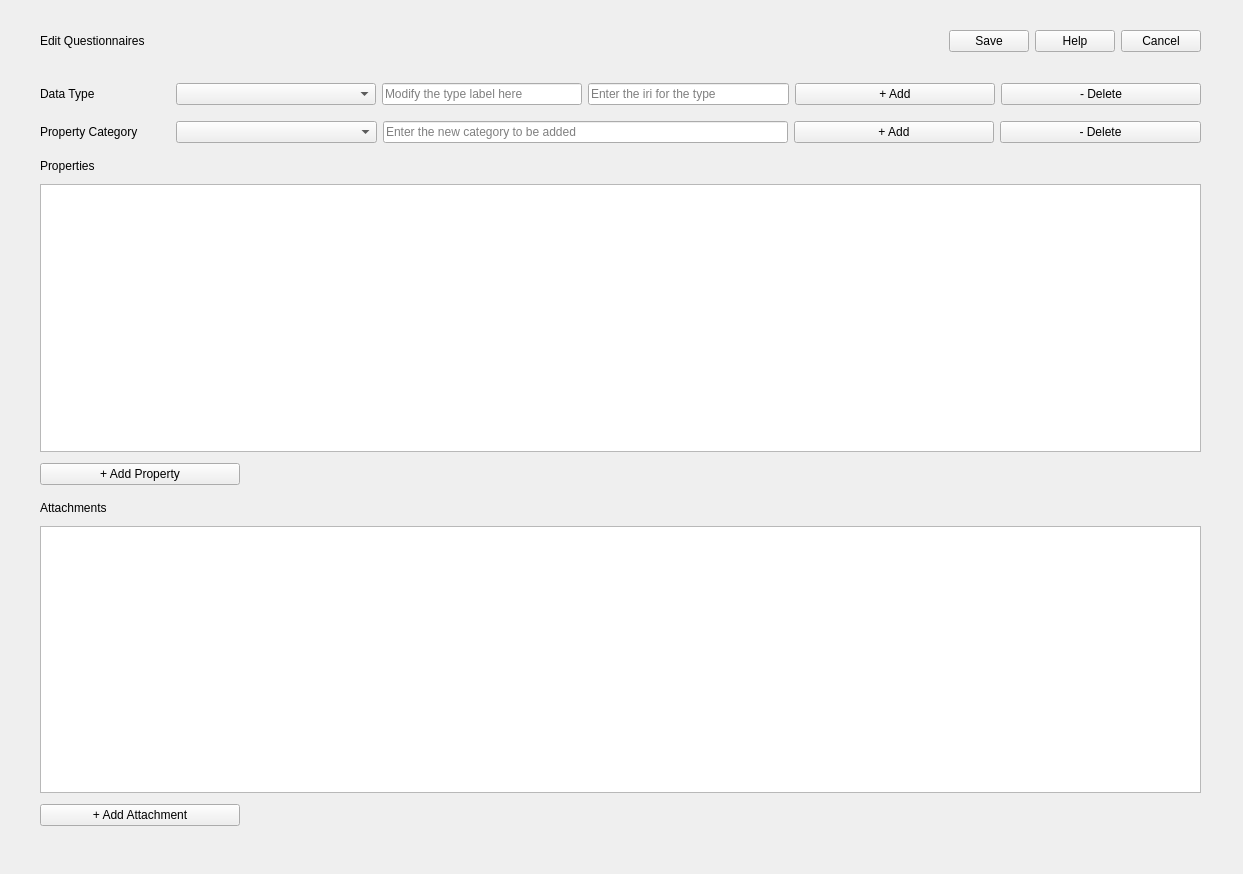
The window that pasta_eln/GUI/ontology_configuration/ontology_configuration.ui (PASTA-ELN/pasta-eln) describes before a commit, drawn with Qt 5.
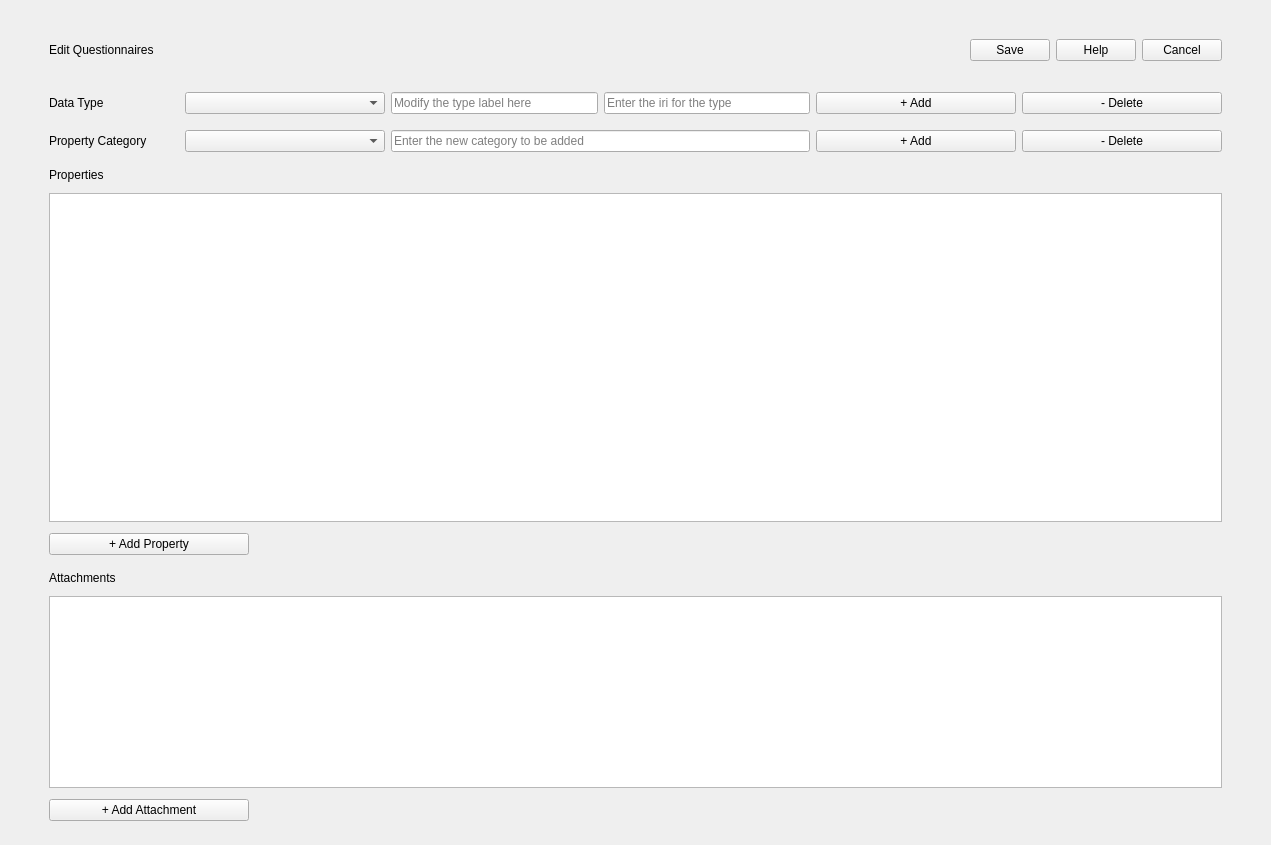
The same window after the commit.

Commit message: - Corrected the ontology_configuration.ui in QTDesigner to enable all the child elements to rescale during the main window rescale operation - Added warning icon and also the title to the message box in show_message function used by ontology editor. Changed the missing properties scenario to show a warning message - Minor refactorings

```diff
--- a/pasta_eln/GUI/ontology_configuration/ontology_configuration.ui
+++ b/pasta_eln/GUI/ontology_configuration/ontology_configuration.ui
@@ -6,8 +6,8 @@
    <rect>
     <x>0</x>
     <y>0</y>
-    <width>1243</width>
-    <height>874</height>
+    <width>1271</width>
+    <height>845</height>
    </rect>
   </property>
   <property name="windowTitle">
@@ -37,15 +37,8 @@
        <verstretch>0</verstretch>
       </sizepolicy>
      </property>
-     <widget class="QWidget" name="verticalLayoutWidget_2">
-      <property name="geometry">
-       <rect>
-        <x>0</x>
-        <y>0</y>
-        <width>1221</width>
-        <height>821</height>
-       </rect>
-      </property>
+     <layout class="QGridLayout" name="gridLayout_2">
+      <item row="0" column="0">
       <layout class="QGridLayout" name="mainGridLayout" rowstretch="0,0,0,0,0,0,0,0,0,0,0,0,0,0">
        <property name="leftMargin">
         <number>30</number>
@@ -55,6 +48,12 @@
        </property>
        <item row="6" column="0">
         <widget class="QTableView" name="typePropsTableView">
+          <property name="sizePolicy">
+           <sizepolicy hsizetype="Expanding" vsizetype="Expanding">
+            <horstretch>0</horstretch>
+            <verstretch>0</verstretch>
+           </sizepolicy>
+          </property>
          <property name="toolTip">
           <string>Table which lists and allows editing of all the properties associated with the above selected type</string>
          </property>
@@ -142,9 +141,18 @@
          </item>
          <item>
           <widget class="QComboBox" name="propsCategoryComboBox">
+            <property name="enabled">
+             <bool>true</bool>
+            </property>
+            <property name="sizePolicy">
+             <sizepolicy hsizetype="Fixed" vsizetype="Fixed">
+              <horstretch>0</horstretch>
+              <verstretch>0</verstretch>
+             </sizepolicy>
+            </property>
            <property name="minimumSize">
             <size>
-             <width>0</width>
+              <width>200</width>
              <height>0</height>
             </size>
            </property>
@@ -159,14 +167,14 @@
          <item>
           <widget class="QLineEdit" name="addPropsCategoryLineEdit">
            <property name="sizePolicy">
-            <sizepolicy hsizetype="Minimum" vsizetype="Fixed">
+             <sizepolicy hsizetype="Expanding" vsizetype="Fixed">
              <horstretch>0</horstretch>
              <verstretch>0</verstretch>
             </sizepolicy>
            </property>
            <property name="minimumSize">
             <size>
-             <width>405</width>
+              <width>0</width>
              <height>0</height>
             </size>
            </property>
@@ -180,6 +188,18 @@
          </item>
          <item>
           <widget class="QPushButton" name="addPropsCategoryPushButton">
+            <property name="sizePolicy">
+             <sizepolicy hsizetype="Fixed" vsizetype="Fixed">
+              <horstretch>0</horstretch>
+              <verstretch>0</verstretch>
+             </sizepolicy>
+            </property>
+            <property name="minimumSize">
+             <size>
+              <width>200</width>
+              <height>0</height>
+             </size>
+            </property>
            <property name="toolTip">
             <string>Add a new category of props to the data type, table below will be reset to empty list!</string>
            </property>
@@ -193,6 +213,18 @@
          </item>
          <item>
           <widget class="QPushButton" name="deletePropsCategoryPushButton">
+            <property name="sizePolicy">
+             <sizepolicy hsizetype="Fixed" vsizetype="Fixed">
+              <horstretch>0</horstretch>
+              <verstretch>0</verstretch>
+             </sizepolicy>
+            </property>
+            <property name="minimumSize">
+             <size>
+              <width>200</width>
+              <height>0</height>
+             </size>
+            </property>
            <property name="toolTip">
             <string>Delete the selected category in the category combobox</string>
            </property>
@@ -239,14 +271,14 @@
          <item>
           <widget class="QComboBox" name="typeComboBox">
            <property name="sizePolicy">
-            <sizepolicy hsizetype="Preferred" vsizetype="Fixed">
+             <sizepolicy hsizetype="Fixed" vsizetype="Fixed">
              <horstretch>0</horstretch>
              <verstretch>0</verstretch>
             </sizepolicy>
            </property>
            <property name="minimumSize">
             <size>
-             <width>0</width>
+              <width>200</width>
              <height>0</height>
             </size>
            </property>
@@ -301,6 +333,18 @@
          </item>
          <item>
           <widget class="QPushButton" name="addTypePushButton">
+            <property name="sizePolicy">
+             <sizepolicy hsizetype="Fixed" vsizetype="Fixed">
+              <horstretch>0</horstretch>
+              <verstretch>0</verstretch>
+             </sizepolicy>
+            </property>
+            <property name="minimumSize">
+             <size>
+              <width>200</width>
+              <height>0</height>
+             </size>
+            </property>
            <property name="toolTip">
             <string>Add a new type (structural or normal type) to the ontology data set.</string>
            </property>
@@ -311,6 +355,18 @@
          </item>
          <item>
           <widget class="QPushButton" name="deleteTypePushButton">
+            <property name="sizePolicy">
+             <sizepolicy hsizetype="Fixed" vsizetype="Fixed">
+              <horstretch>0</horstretch>
+              <verstretch>0</verstretch>
+             </sizepolicy>
+            </property>
+            <property name="minimumSize">
+             <size>
+              <width>200</width>
+              <height>0</height>
+             </size>
+            </property>
            <property name="toolTip">
             <string>Delete the type with the full properties completely</string>
            </property>
@@ -439,6 +495,12 @@
        </item>
        <item row="12" column="0">
         <widget class="QTableView" name="typeAttachmentsTableView">
+          <property name="sizePolicy">
+           <sizepolicy hsizetype="Expanding" vsizetype="Minimum">
+            <horstretch>0</horstretch>
+            <verstretch>0</verstretch>
+           </sizepolicy>
+          </property>
          <property name="toolTip">
           <string>Table which displays the attachments for the above selected data type</string>
          </property>
@@ -517,7 +579,8 @@
         </layout>
        </item>
       </layout>
-     </widget>
+      </item>
+     </layout>
     </widget>
    </item>
   </layout>
```
Lines whose indentation alone changed are shown as unchanged. The commit also changes 4 other files.
